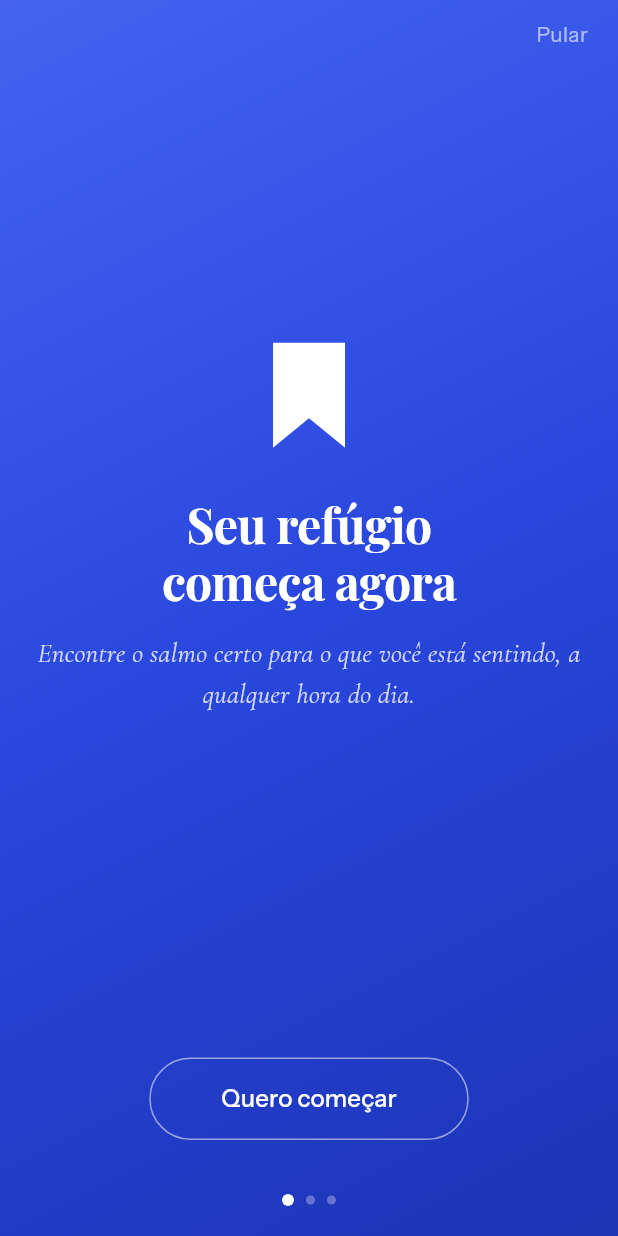
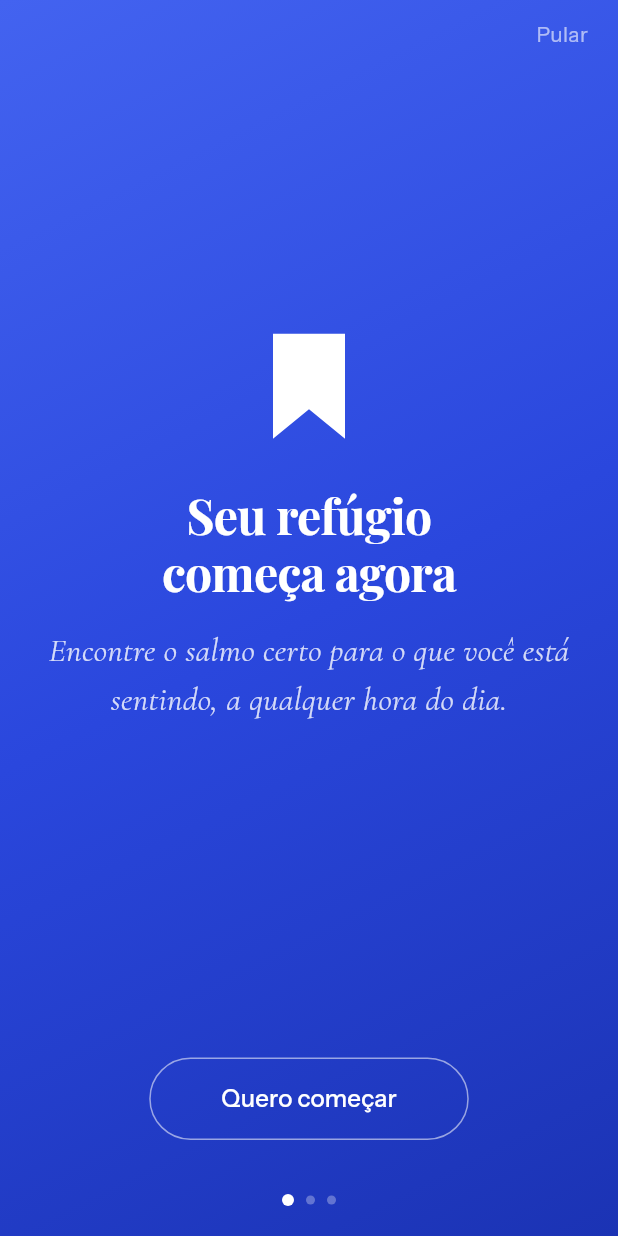
Before and after one commit to omeusalmo/o-meu-salmo, a Flutter app: the screen it shows after launch, on a phone screen of 412 x 824 dp. Run offline on Flutter 3.47's test engine with Material 3 defaults, Android fonts, the phone set to English and light mode, and no system bars; our stand-ins replace firebase_analytics, firebase_core, flutter_local_notifications, flutter_riverpod, go_router, google_fonts and 4 more; missing offline and left inert: audio_session; accounts and stored records are empty; project files that could hold a hidden picture were left out.

Commit message:
fix(onboarding): borda verde + botão voltar + subtexto maior
- styles v31/night: windowBackground = @android:color/black em vez de
  ?android:colorBackground (resolvia para cor Material You da wallpaper → borda verde)
- onboarding: AnnotatedRegion inclui systemNavigationBarColor transparente
- onboarding: botão ← aparece nas páginas 2 e 3 para navegar de volta
- onboarding tela 1: subtexto Cormorant 18 → 22px

Co-Authored-By: Claude Sonnet 4.6 <noreply@anthropic.com>

```diff
--- a/app/lib/features/onboarding/onboarding_screen.dart
+++ b/app/lib/features/onboarding/onboarding_screen.dart
@@ -21,6 +21,13 @@ class _OnboardingScreenState extends ConsumerState<OnboardingScreen> {
 
   void _nextPage() {
     _controller.nextPage(
+      duration: const Duration(milliseconds: 350),
+      curve: Curves.easeOutCubic,
+    );
+  }
+
+  void _prevPage() {
+    _controller.previousPage(
       duration: const Duration(milliseconds: 350),
       curve: Curves.easeOutCubic,
     );
@@ -55,6 +62,9 @@ class _OnboardingScreenState extends ConsumerState<OnboardingScreen> {
         statusBarIconBrightness: _currentPage == 0
             ? Brightness.light
             : (isDark ? Brightness.light : Brightness.dark),
+        systemNavigationBarColor: Colors.transparent,
+        systemNavigationBarIconBrightness:
+            isDark ? Brightness.light : Brightness.dark,
       ),
       child: Scaffold(
         backgroundColor: _currentPage == 0
@@ -76,6 +86,28 @@ class _OnboardingScreenState extends ConsumerState<OnboardingScreen> {
                 ),
               ],
             ),
+            // Back button — visible on pages 1 and 2
+            if (_currentPage > 0)
+              SafeArea(
+                child: Align(
+                  alignment: Alignment.topLeft,
+                  child: GestureDetector(
+                    behavior: HitTestBehavior.opaque,
+                    onTap: _prevPage,
+                    child: Padding(
+                      padding: const EdgeInsets.only(
+                        left: AppTheme.sp5,
+                        top: AppTheme.sp3,
+                      ),
+                      child: Icon(
+                        Icons.arrow_back_rounded,
+                        size: 22,
+                        color: isDark ? AppColors.nightText : AppColors.dayText,
+                      ),
+                    ),
+                  ),
+                ),
+              ),
             // Skip button — visible on pages 0 and 1 only
             if (_currentPage < 2)
               SafeArea(
@@ -209,7 +241,7 @@ class _Page1 extends StatelessWidget {
                 'Encontre o salmo certo para o que você está sentindo, a qualquer hora do dia.',
                 textAlign: TextAlign.center,
                 style: GoogleFonts.cormorant(
-                  fontSize: 18,
+                  fontSize: 22,
                   fontStyle: FontStyle.italic,
                   color: Colors.white.withAlpha(204),
                   height: 1.5,
```
Also changed, not shown: 2 other files.
